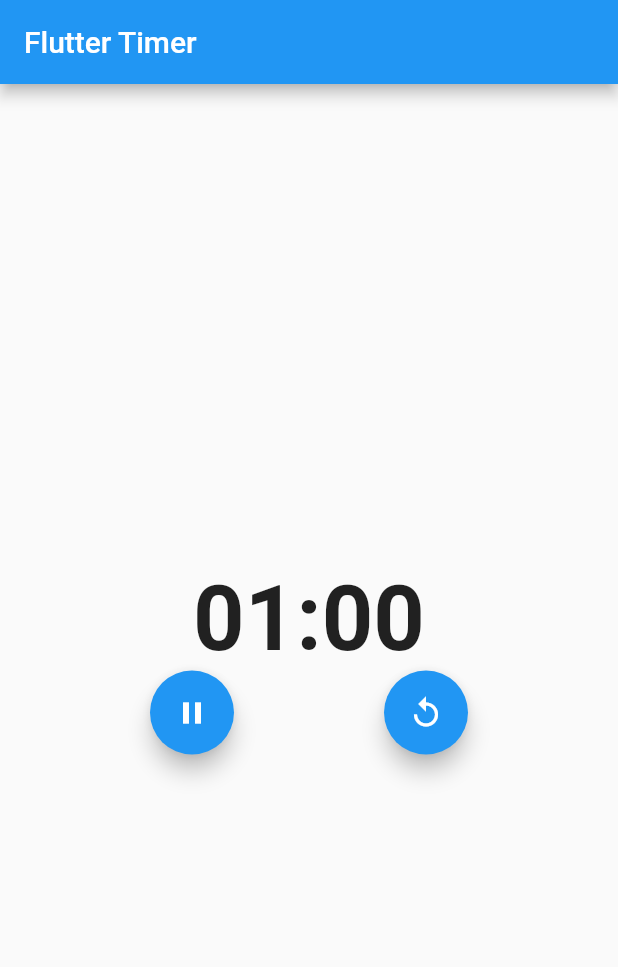
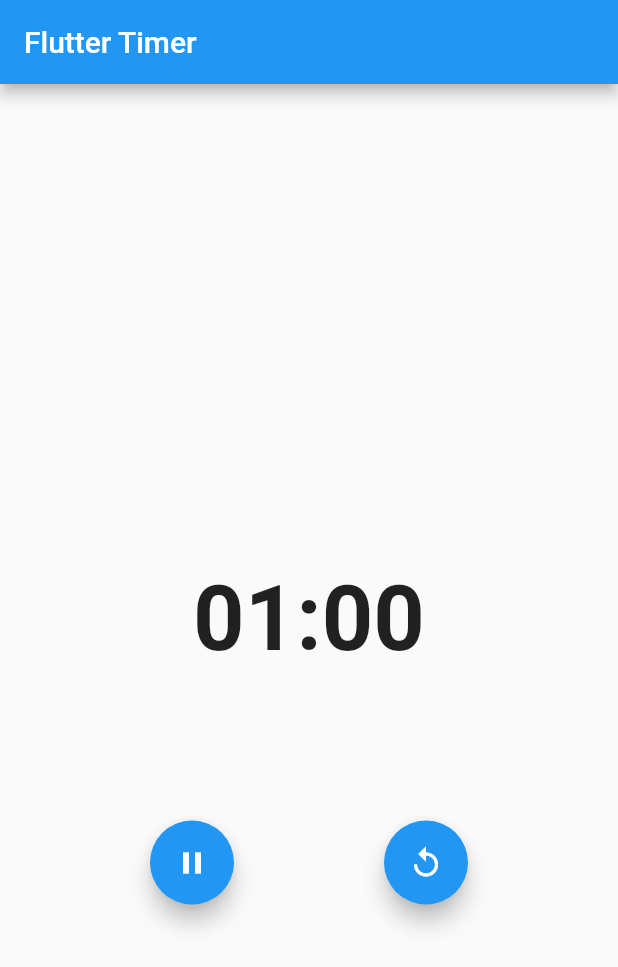
Before and after one commit to rockar06/flutter_timer_app, a Flutter app: the screen it shows after launch, after a tap on the "play arrow" icon, on a phone screen of 412 x 824 dp. Shown: the top 967 px of the screen. Run offline on Flutter 3.47's test engine with Material 2 defaults, Android fonts, the light colour scheme and no system bars; our stand-ins replace equatable, flutter_bloc.

Commit message:
Format code in project for several classes

```diff
--- a/lib/actions_widget.dart
+++ b/lib/actions_widget.dart
@@ -20,7 +20,7 @@ class ActionsWidget extends StatelessWidget {
         FloatingActionButton(
           child: Icon(Icons.play_arrow),
           onPressed: () => timerBloc.add(
-            TimerStarted(currentState.duration),
+            TimerStarted(duration: currentState.duration),
           ),
         ),
       ];
--- a/lib/bloc/timer_bloc.dart
+++ b/lib/bloc/timer_bloc.dart
@@ -1,5 +1,6 @@
 import 'dart:async';
 
+import 'package:flutter/material.dart';
 import 'package:flutter_bloc/flutter_bloc.dart';
 import 'package:flutter_timer_bloc_app/bloc/timer_event.dart';
 import 'package:flutter_timer_bloc_app/bloc/timer_state.dart';
@@ -11,9 +12,16 @@ class TimerBloc extends Bloc<TimerEvent, TimerState> {
 
   StreamSubscription<int> _tickerSubscription;
 
-  TimerBloc(this._ticker)
-      : assert(_ticker != null),
+  TimerBloc({@required Ticker ticker})
+      : assert(ticker != null),
+        _ticker = ticker,
         super(TimerInitial(_duration));
+
+  @override
+  void onTransition(Transition<TimerEvent, TimerState> transition) {
+    print(transition);
+    super.onTransition(transition);
+  }
 
   @override
   Stream<TimerState> mapEventToState(TimerEvent event) async* {
@@ -41,13 +49,7 @@ class TimerBloc extends Bloc<TimerEvent, TimerState> {
     _tickerSubscription?.cancel();
     _tickerSubscription = _ticker
         .tick(ticks: start.duration)
-        .listen((duration) => add(TimerTicked(duration)));
-  }
-
-  Stream<TimerState> _mapTimerTickedToState(TimerTicked tick) async* {
-    yield tick.duration > 0
-        ? TimerRunInProgress(_duration)
-        : TimerRunComplete();
+        .listen((duration) => add(TimerTicked(duration: duration)));
   }
 
   Stream<TimerState> _mapTimerPausedToState(TimerPaused pause) async* {
@@ -68,4 +70,10 @@ class TimerBloc extends Bloc<TimerEvent, TimerState> {
     _tickerSubscription?.cancel();
     yield TimerInitial(_duration);
   }
+
+  Stream<TimerState> _mapTimerTickedToState(TimerTicked tick) async* {
+    yield tick.duration > 0
+        ? TimerRunInProgress(_duration)
+        : TimerRunComplete();
+  }
 }
--- a/lib/bloc/timer_event.dart
+++ b/lib/bloc/timer_event.dart
@@ -1,4 +1,5 @@
 import 'package:equatable/equatable.dart';
+import 'package:flutter/material.dart';
 
 abstract class TimerEvent extends Equatable {
   const TimerEvent();
@@ -10,7 +11,7 @@ abstract class TimerEvent extends Equatable {
 class TimerStarted extends TimerEvent {
   final int duration;
 
-  const TimerStarted(this.duration);
+  const TimerStarted({@required this.duration});
 
   @override
   String toString() => 'TimerStarted { duration: $duration }';
@@ -25,7 +26,7 @@ class TimerReset extends TimerEvent {}
 class TimerTicked extends TimerEvent {
   final int duration;
 
-  const TimerTicked(this.duration);
+  const TimerTicked({@required this.duration});
 
   @override
   List<Object> get props => [duration];
--- a/lib/main.dart
+++ b/lib/main.dart
@@ -19,7 +19,7 @@ class MyApp extends StatelessWidget {
           primarySwatch: Colors.blue,
         ),
         home: BlocProvider(
-          create: (context) => TimerBloc(Ticker()),
+          create: (context) => TimerBloc(ticker: Ticker()),
           child: TimerWidget(),
         ));
   }
--- a/lib/timer_widget.dart
+++ b/lib/timer_widget.dart
@@ -19,7 +19,9 @@ class TimerWidget extends StatelessWidget {
         mainAxisAlignment: MainAxisAlignment.center,
         crossAxisAlignment: CrossAxisAlignment.center,
         children: [
-          Center(
+          Padding(
+            padding: const EdgeInsets.symmetric(vertical: 100.0),
+            child: Center(
               child: BlocBuilder<TimerBloc, TimerState>(
                 builder: (context, state) {
                   final String minuteStr = ((state.duration / 60) % 60)
@@ -35,6 +37,7 @@ class TimerWidget extends StatelessWidget {
                 },
               ),
             ),
+          ),
           BlocBuilder<TimerBloc, TimerState>(
             buildWhen: (previousState, state) =>
                 state.runtimeType != previousState.runtimeType,
```
Lines whose indentation alone changed are shown as unchanged.
